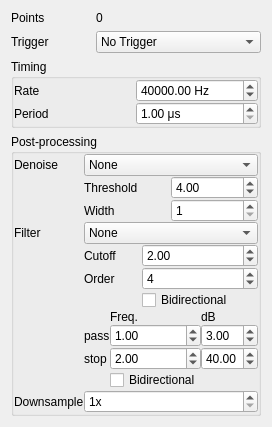
This is acq4/devices/NiDAQ/TaskTemplate.ui in acq4/acq4 as Qt 5 draws it before an edit. The edited form follows.
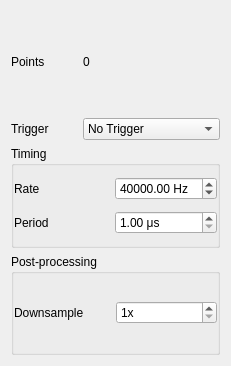
This is the edited form. Custom widgets are drawn as their Qt base class.

Commit message: refactor!: drop NI-DAQ filtering; settled partial values are final

What changed in the file:
```diff
--- a/acq4/devices/NiDAQ/TaskTemplate.ui
+++ b/acq4/devices/NiDAQ/TaskTemplate.ui
@@ -56,68 +56,14 @@
       <property name="spacing">
        <number>0</number>
       </property>
-      <item row="0" column="1">
-       <widget class="QComboBox" name="denoiseCombo">
-        <property name="toolTip">
-         <string>Denoise method to use.
-- Pointwise method compares each point to its neighbors</string>
-        </property>
-        <item>
-         <property name="text">
-          <string>None</string>
-         </property>
-        </item>
-        <item>
-         <property name="text">
-          <string>Pointwise</string>
-         </property>
-        </item>
-       </widget>
-      </item>
       <item row="0" column="0">
-       <widget class="QLabel" name="label_7">
-        <property name="text">
-         <string>Denoise</string>
-        </property>
-       </widget>
-      </item>
-      <item row="2" column="0">
-       <widget class="QLabel" name="label_9">
-        <property name="text">
-         <string>Filter</string>
-        </property>
-       </widget>
-      </item>
-      <item row="2" column="1">
-       <widget class="QComboBox" name="filterCombo">
-        <property name="toolTip">
-         <string>Lowpass filter types to use for AI channels. Filter is applied before downsampling.</string>
-        </property>
-        <item>
-         <property name="text">
-          <string>None</string>
-         </property>
-        </item>
-        <item>
-         <property name="text">
-          <string>Bessel</string>
-         </property>
-        </item>
-        <item>
-         <property name="text">
-          <string>Butterworth</string>
-         </property>
-        </item>
-       </widget>
-      </item>
-      <item row="5" column="0">
        <widget class="QLabel" name="label_8">
         <property name="text">
          <string>Downsample</string>
         </property>
        </widget>
       </item>
-      <item row="5" column="1">
+      <item row="0" column="1">
        <widget class="QSpinBox" name="downsampleSpin">
         <property name="toolTip">
          <string>Amount DAQ data should be downsampled before returning results (output data is not downsampled before sending to the DAQ). DI/DO data is downsampled by subsampling, AI/AO data is downsampled by averaging. </string>
@@ -136,201 +82,6 @@
         </property>
        </widget>
       </item>
-      <item row="4" column="1">
-       <widget class="QWidget" name="butterworthCtrl" native="true">
-        <layout class="QGridLayout" name="gridLayout_4">
-         <property name="margin">
-          <number>0</number>
-         </property>
-         <property name="spacing">
-          <number>0</number>
-         </property>
-         <item row="0" column="3">
-          <widget class="QLabel" name="label_15">
-           <property name="text">
-            <string>dB</string>
-           </property>
-          </widget>
-         </item>
-         <item row="1" column="1" colspan="2">
-          <widget class="SpinBox" name="butterworthPassbandSpin">
-           <property name="toolTip">
-            <string>Upper frequency of butterworth passband in multiples of maximum nyquist frequency (sample rate / 2).</string>
-           </property>
-           <property name="maximum">
-            <double>1000.000000000000000</double>
-           </property>
-           <property name="value">
-            <double>1.000000000000000</double>
-           </property>
-          </widget>
-         </item>
-         <item row="0" column="1" colspan="2">
-          <widget class="QLabel" name="label_14">
-           <property name="text">
-            <string>Freq.</string>
-           </property>
-          </widget>
-         </item>
-         <item row="1" column="0">
-          <widget class="QLabel" name="label_5">
-           <property name="text">
-            <string>pass</string>
-           </property>
-          </widget>
-         </item>
-         <item row="1" column="3">
-          <widget class="QDoubleSpinBox" name="butterworthPassDBSpin">
-           <property name="toolTip">
-            <string>Maximum amplitude of loss in passband</string>
-           </property>
-           <property name="value">
-            <double>3.000000000000000</double>
-           </property>
-          </widget>
-         </item>
-         <item row="2" column="0">
-          <widget class="QLabel" name="label_6">
-           <property name="text">
-            <string>stop</string>
-           </property>
-          </widget>
-         </item>
-         <item row="2" column="1" colspan="2">
-          <widget class="SpinBox" name="butterworthStopbandSpin">
-           <property name="toolTip">
-            <string>Lower frequency of butterworth stopband in multiples of maximum nyquist frequency (sample rate / 2).</string>
-           </property>
-           <property name="value">
-            <double>2.000000000000000</double>
-           </property>
-          </widget>
-         </item>
-         <item row="2" column="3">
-          <widget class="QDoubleSpinBox" name="butterworthStopDBSpin">
-           <property name="toolTip">
-            <string>Minimum amplitude of loss in stopband</string>
-           </property>
-           <property name="value">
-            <double>40.000000000000000</double>
-           </property>
-          </widget>
-         </item>
-         <item row="3" column="1" colspan="2">
-          <widget class="QCheckBox" name="butterworthBidirCheck">
-           <property name="text">
-            <string>Bidirectional</string>
-           </property>
-          </widget>
-         </item>
-        </layout>
-       </widget>
-      </item>
-      <item row="3" column="1">
-       <widget class="QWidget" name="besselCtrl" native="true">
-        <layout class="QGridLayout" name="gridLayout_5">
-         <property name="margin">
-          <number>0</number>
-         </property>
-         <property name="spacing">
-          <number>0</number>
-         </property>
-         <item row="0" column="1" colspan="2">
-          <widget class="SpinBox" name="besselCutoffSpin">
-           <property name="value">
-            <double>2.000000000000000</double>
-           </property>
-          </widget>
-         </item>
-         <item row="1" column="0">
-          <widget class="QLabel" name="label_12">
-           <property name="text">
-            <string>Order</string>
-           </property>
-          </widget>
-         </item>
-         <item row="0" column="0">
-          <widget class="QLabel" name="label_11">
-           <property name="text">
-            <string>Cutoff</string>
-           </property>
-          </widget>
-         </item>
-         <item row="1" column="1" colspan="2">
-          <widget class="QSpinBox" name="besselOrderSpin">
-           <property name="minimum">
-            <number>1</number>
-           </property>
-           <property name="maximum">
-            <number>16</number>
-           </property>
-           <property name="value">
-            <number>4</number>
-           </property>
-          </widget>
-         </item>
-         <item row="2" column="1" colspan="2">
-          <widget class="QCheckBox" name="besselBidirCheck">
-           <property name="text">
-            <string>Bidirectional</string>
-           </property>
-          </widget>
-         </item>
-        </layout>
-       </widget>
-      </item>
-      <item row="1" column="1">
-       <widget class="QWidget" name="denoiseCtrl" native="true">
-        <layout class="QGridLayout" name="gridLayout_6">
-         <property name="margin">
-          <number>0</number>
-         </property>
-         <property name="spacing">
-          <number>0</number>
-         </property>
-         <item row="0" column="0">
-          <widget class="QLabel" name="label_13">
-           <property name="text">
-            <string>Threshold</string>
-           </property>
-          </widget>
-         </item>
-         <item row="0" column="1">
-          <widget class="QDoubleSpinBox" name="denoiseThresholdSpin">
-           <property name="toolTip">
-            <string>Minimum threshold of detected noise events</string>
-           </property>
-           <property name="value">
-            <double>4.000000000000000</double>
-           </property>
-          </widget>
-         </item>
-         <item row="1" column="0">
-          <widget class="QLabel" name="label_16">
-           <property name="text">
-            <string>Width</string>
-           </property>
-          </widget>
-         </item>
-         <item row="1" column="1">
-          <widget class="QSpinBox" name="denoiseWidthSpin">
-           <property name="toolTip">
-            <string>Maximum radius of detected noise events</string>
-           </property>
-           <property name="minimum">
-            <number>1</number>
-           </property>
-           <property name="maximum">
-            <number>100000</number>
-           </property>
-           <property name="value">
-            <number>1</number>
-           </property>
-          </widget>
-         </item>
-        </layout>
-       </widget>
-      </item>
      </layout>
     </widget>
    </item>
```
The commit also changes 19 other files.
